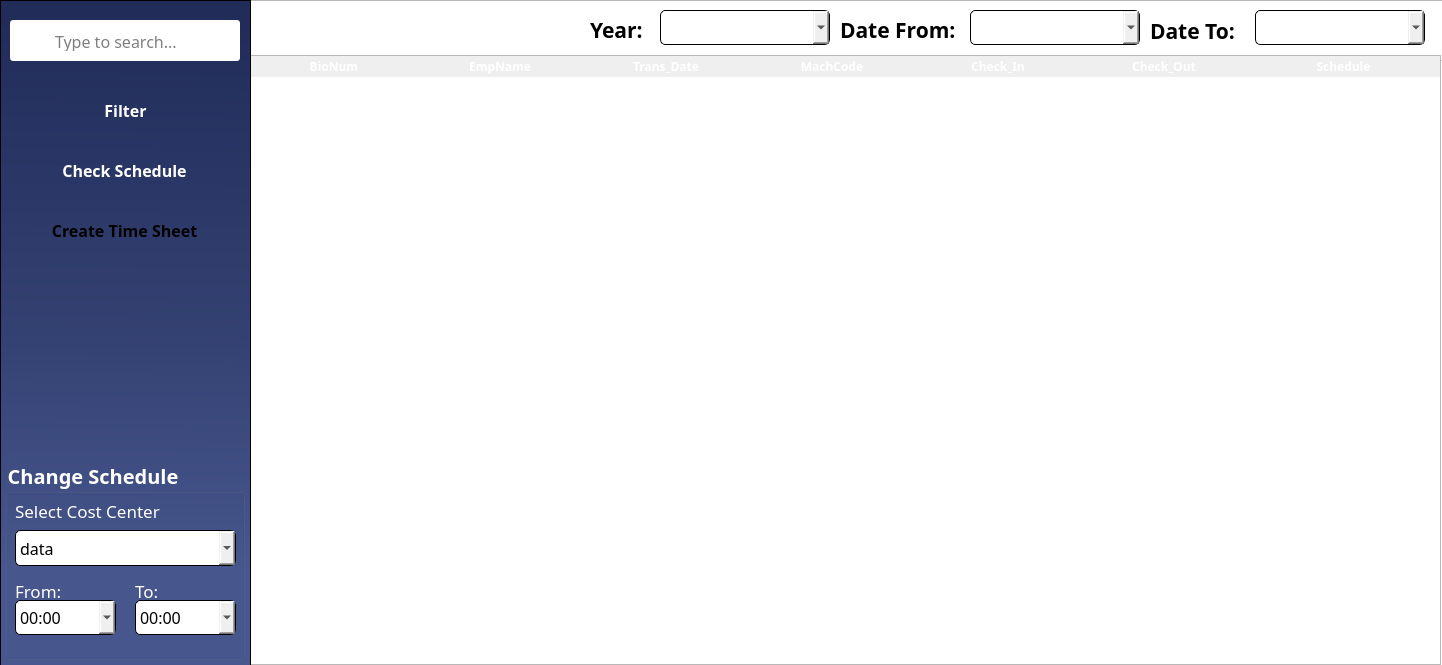
The window that MainFrame/Resources/UI/timecard.ui (Maze711/systemPayroll) describes before a commit, drawn with Qt 5.
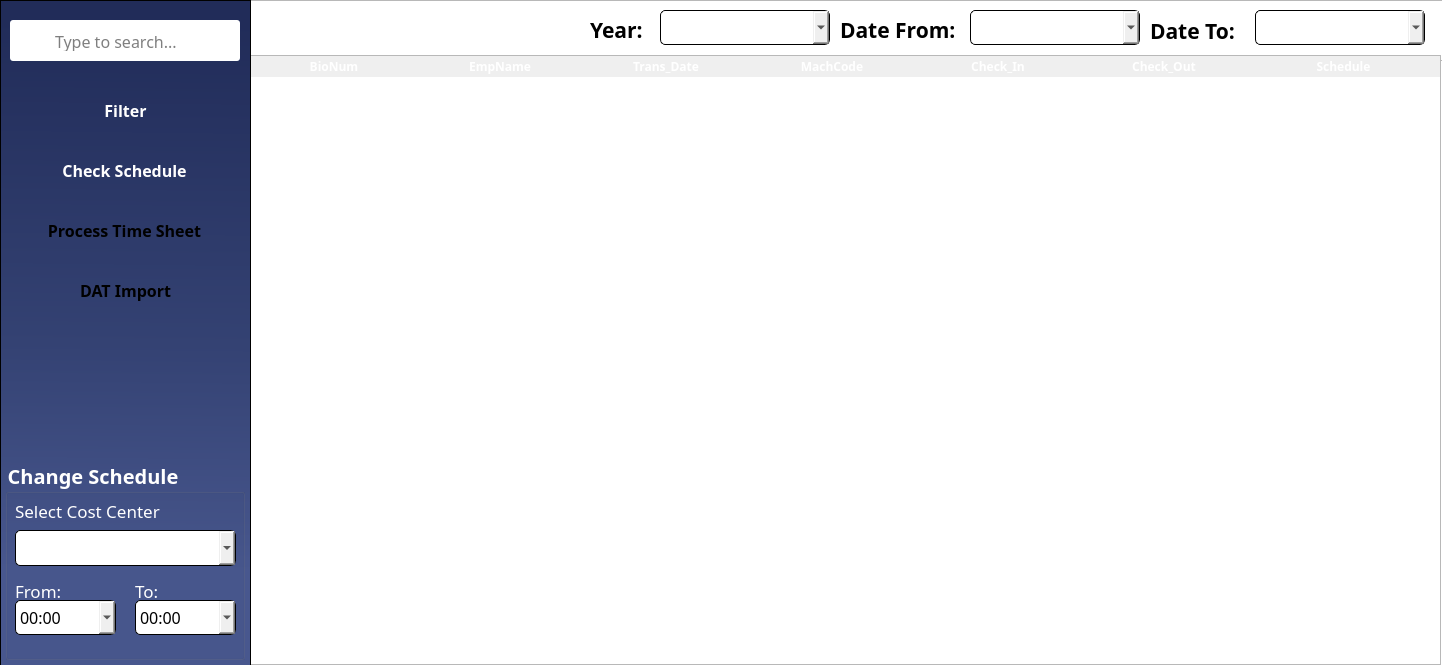
The same window after the commit. Icons and pictures are not drawn.

Patch:
```diff
--- a/MainFrame/Resources/UI/timecard.ui
+++ b/MainFrame/Resources/UI/timecard.ui
@@ -24,7 +24,7 @@
 	border-radius: 5px;
 }
 
-#btnTimeSheet{
+#btnTimeSheet, #importBTN{
 border-radius: 5px;
 background-color: &quot;#30d977&quot;;
 }</string>
@@ -237,7 +237,7 @@
      <string notr="true"/>
     </property>
     <property name="text">
-     <string>Create Time Sheet</string>
+     <string>Process Time Sheet</string>
     </property>
     <property name="iconSize">
      <size>
@@ -757,11 +757,6 @@
        <pointsize>12</pointsize>
       </font>
      </property>
-     <item>
-      <property name="text">
-       <string>data</string>
-      </property>
-     </item>
     </widget>
     <widget class="QLabel" name="lblFromCC">
      <property name="geometry">
@@ -785,6 +780,39 @@
      </property>
     </widget>
    </widget>
+   <widget class="QPushButton" name="importBTN">
+    <property name="geometry">
+     <rect>
+      <x>20</x>
+      <y>270</y>
+      <width>211</width>
+      <height>41</height>
+     </rect>
+    </property>
+    <property name="font">
+     <font>
+      <family>Poppins</family>
+      <pointsize>12</pointsize>
+      <weight>75</weight>
+      <bold>true</bold>
+     </font>
+    </property>
+    <property name="cursor">
+     <cursorShape>PointingHandCursor</cursorShape>
+    </property>
+    <property name="styleSheet">
+     <string notr="true"/>
+    </property>
+    <property name="text">
+     <string>DAT Import</string>
+    </property>
+    <property name="iconSize">
+     <size>
+      <width>22</width>
+      <height>22</height>
+     </size>
+    </property>
+   </widget>
   </widget>
   <widget class="QFrame" name="header">
    <property name="geometry">
```
